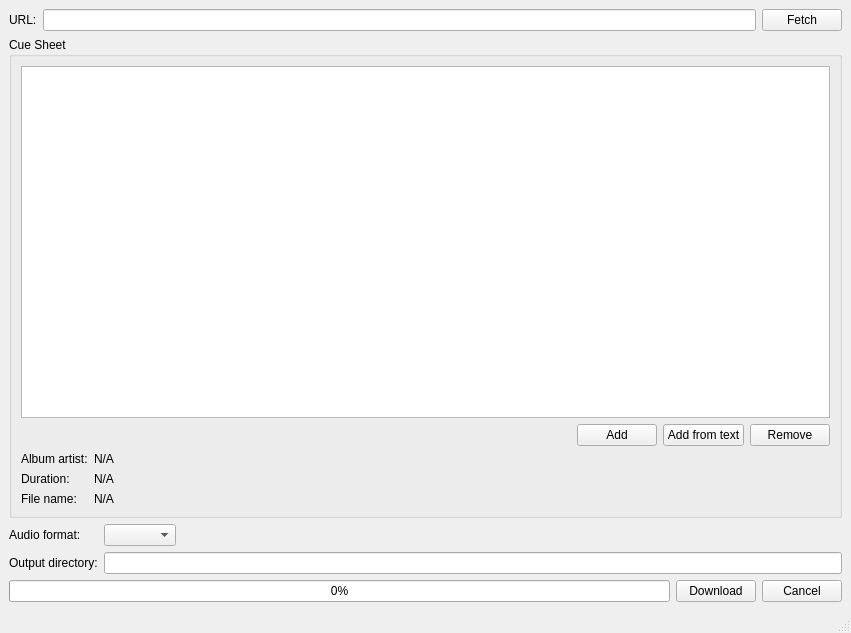
Before: the Qt Designer form src/mainwindow.ui in trialuser02/ytbtocue, drawn with Qt 5.
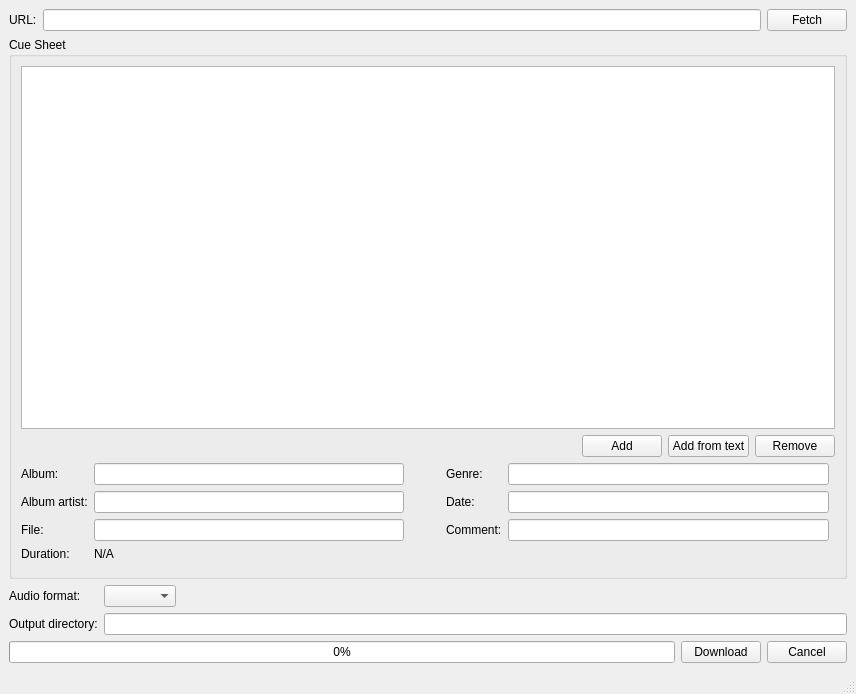
After: the same form once the commit is applied.

Diff of the .ui file:
```diff
--- a/src/mainwindow.ui
+++ b/src/mainwindow.ui
@@ -6,8 +6,8 @@
    <rect>
     <x>0</x>
     <y>0</y>
-    <width>851</width>
-    <height>633</height>
+    <width>856</width>
+    <height>694</height>
    </rect>
   </property>
   <property name="windowTitle">
@@ -42,10 +42,172 @@
        <string>Cue Sheet</string>
       </property>
       <layout class="QGridLayout" name="gridLayout">
-       <item row="0" column="0" colspan="3">
+       <item row="2" column="0">
+        <layout class="QFormLayout" name="formLayout">
+         <item row="0" column="0">
+          <widget class="QLabel" name="label_5">
+           <property name="text">
+            <string>Album:</string>
+           </property>
+          </widget>
+         </item>
+         <item row="0" column="1">
+          <widget class="QLineEdit" name="albumEdit">
+           <property name="clearButtonEnabled">
+            <bool>true</bool>
+           </property>
+          </widget>
+         </item>
+         <item row="1" column="0">
+          <widget class="QLabel" name="label_6">
+           <property name="text">
+            <string>Album artist:</string>
+           </property>
+          </widget>
+         </item>
+         <item row="1" column="1">
+          <widget class="QLineEdit" name="albumArtistEdit">
+           <property name="clearButtonEnabled">
+            <bool>true</bool>
+           </property>
+          </widget>
+         </item>
+         <item row="2" column="0">
+          <widget class="QLabel" name="label_10">
+           <property name="text">
+            <string>File:</string>
+           </property>
+          </widget>
+         </item>
+         <item row="2" column="1">
+          <widget class="QLineEdit" name="fileEdit">
+           <property name="clearButtonEnabled">
+            <bool>true</bool>
+           </property>
+          </widget>
+         </item>
+         <item row="3" column="0">
+          <widget class="QLabel" name="label_4">
+           <property name="text">
+            <string>Duration:</string>
+           </property>
+          </widget>
+         </item>
+         <item row="3" column="1">
+          <widget class="QLabel" name="durationLabel">
+           <property name="sizePolicy">
+            <sizepolicy hsizetype="Expanding" vsizetype="Preferred">
+             <horstretch>0</horstretch>
+             <verstretch>0</verstretch>
+            </sizepolicy>
+           </property>
+           <property name="text">
+            <string>N/A</string>
+           </property>
+          </widget>
+         </item>
+        </layout>
+       </item>
+       <item row="2" column="1">
+        <spacer name="horizontalSpacer_4">
+         <property name="orientation">
+          <enum>Qt::Horizontal</enum>
+         </property>
+         <property name="sizeType">
+          <enum>QSizePolicy::Fixed</enum>
+         </property>
+         <property name="sizeHint" stdset="0">
+          <size>
+           <width>30</width>
+           <height>20</height>
+          </size>
+         </property>
+        </spacer>
+       </item>
+       <item row="2" column="2">
+        <layout class="QFormLayout" name="formLayout_2">
+         <item row="0" column="0">
+          <widget class="QLabel" name="label_7">
+           <property name="text">
+            <string>Genre:</string>
+           </property>
+          </widget>
+         </item>
+         <item row="0" column="1">
+          <widget class="QLineEdit" name="genreEdit">
+           <property name="sizePolicy">
+            <sizepolicy hsizetype="Preferred" vsizetype="Fixed">
+             <horstretch>0</horstretch>
+             <verstretch>0</verstretch>
+            </sizepolicy>
+           </property>
+           <property name="clearButtonEnabled">
+            <bool>true</bool>
+           </property>
+          </widget>
+         </item>
+         <item row="1" column="0">
+          <widget class="QLabel" name="label_9">
+           <property name="text">
+            <string>Date:</string>
+           </property>
+          </widget>
+         </item>
+         <item row="1" column="1">
+          <widget class="QLineEdit" name="dateEdit">
+           <property name="sizePolicy">
+            <sizepolicy hsizetype="Preferred" vsizetype="Fixed">
+             <horstretch>0</horstretch>
+             <verstretch>0</verstretch>
+            </sizepolicy>
+           </property>
+           <property name="clearButtonEnabled">
+            <bool>true</bool>
+           </property>
+          </widget>
+         </item>
+         <item row="2" column="0">
+          <widget class="QLabel" name="label_8">
+           <property name="text">
+            <string>Comment:</string>
+           </property>
+          </widget>
+         </item>
+         <item row="2" column="1">
+          <widget class="QLineEdit" name="commentEdit">
+           <property name="sizePolicy">
+            <sizepolicy hsizetype="Preferred" vsizetype="Fixed">
+             <horstretch>0</horstretch>
+             <verstretch>0</verstretch>
+            </sizepolicy>
+           </property>
+           <property name="text">
+            <string/>
+           </property>
+           <property name="clearButtonEnabled">
+            <bool>true</bool>
+           </property>
+          </widget>
+         </item>
+         <item row="3" column="0" colspan="2">
+          <spacer name="horizontalSpacer_2">
+           <property name="orientation">
+            <enum>Qt::Horizontal</enum>
+           </property>
+           <property name="sizeHint" stdset="0">
+            <size>
+             <width>188</width>
+             <height>20</height>
+            </size>
+           </property>
+          </spacer>
+         </item>
+        </layout>
+       </item>
+       <item row="0" column="0" colspan="4">
         <widget class="QTreeView" name="treeView"/>
        </item>
-       <item row="1" column="0" colspan="3">
+       <item row="1" column="0" colspan="4">
         <layout class="QHBoxLayout" name="horizontalLayout_3">
          <item>
           <spacer name="horizontalSpacer_3">
@@ -83,61 +245,6 @@
          </item>
         </layout>
        </item>
-       <item row="2" column="0">
-        <widget class="QLabel" name="label_6">
-         <property name="text">
-          <string>Album artist:</string>
-         </property>
-        </widget>
-       </item>
-       <item row="2" column="1">
-        <widget class="QLabel" name="albumArtistLabel">
-         <property name="text">
-          <string>N/A</string>
-         </property>
-        </widget>
-       </item>
-       <item row="3" column="0">
-        <widget class="QLabel" name="label_4">
-         <property name="text">
-          <string>Duration:</string>
-         </property>
-        </widget>
-       </item>
-       <item row="3" column="1">
-        <widget class="QLabel" name="durationLabel">
-         <property name="text">
-          <string>N/A</string>
-         </property>
-        </widget>
-       </item>
-       <item row="4" column="0">
-        <widget class="QLabel" name="label_5">
-         <property name="text">
-          <string>File name:</string>
-         </property>
-        </widget>
-       </item>
-       <item row="4" column="1">
-        <widget class="QLabel" name="fileNameLabel">
-         <property name="text">
-          <string>N/A</string>
-         </property>
-        </widget>
-       </item>
-       <item row="2" column="2" rowspan="3">
-        <spacer name="horizontalSpacer_2">
-         <property name="orientation">
-          <enum>Qt::Horizontal</enum>
-         </property>
-         <property name="sizeHint" stdset="0">
-          <size>
-           <width>40</width>
-           <height>20</height>
-          </size>
-         </property>
-        </spacer>
-       </item>
       </layout>
      </widget>
     </item>
```
Left out of the diff: 2 changed lines with no effect on the pictures.
